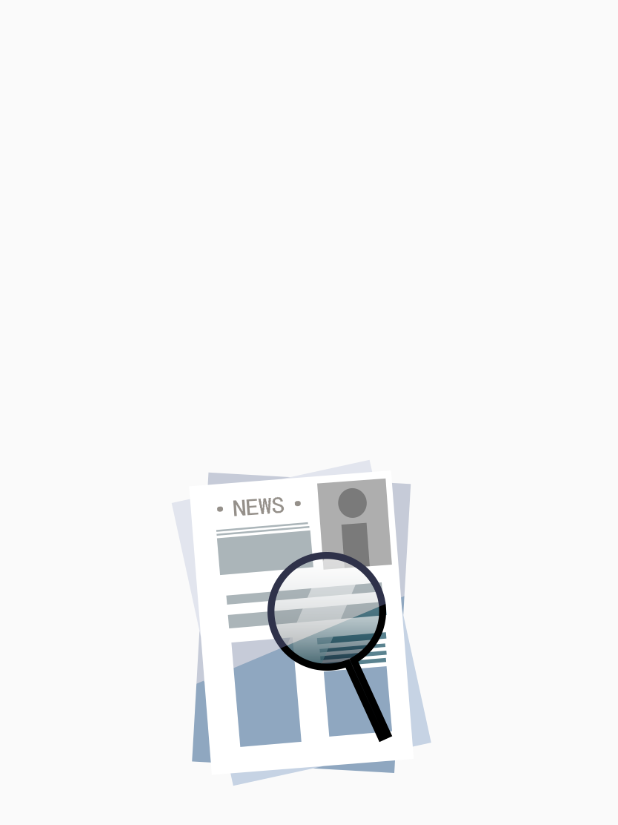
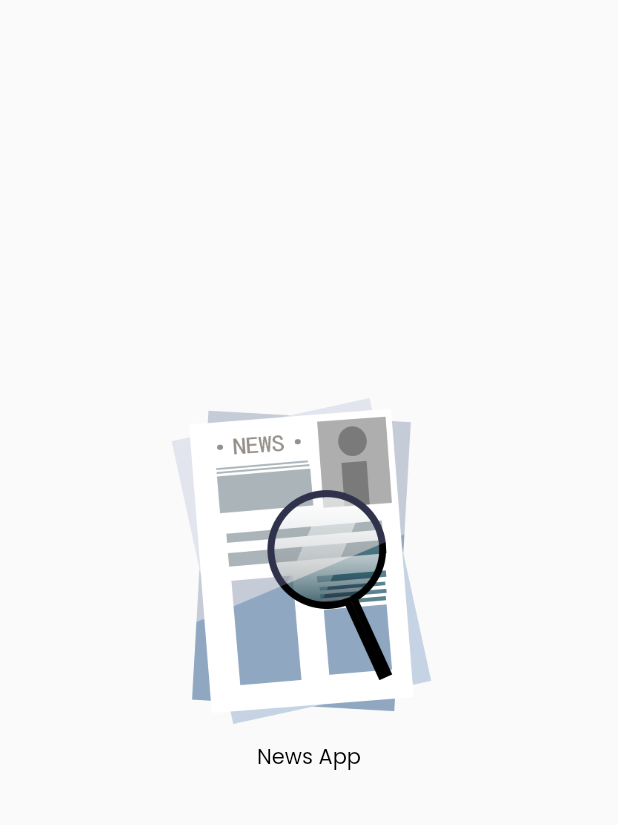
Before and after one commit to AkshayPathak01/Flutter-News-App, a Flutter app: the SplashScreen screen opened directly, on a phone screen of 412 x 824 dp. Shown: the top 825 px of the screen. Run offline on Flutter 3.47's test engine with Material 2 defaults, Android fonts, the phone set to English and light mode, and no system bars; our stand-ins replace equatable, flutter_bloc, google_fonts; missing offline and left inert: flutter_web_browser; network calls fail.

Commit message:
Edit splash screen

```diff
--- a/lib/views/splash_screen.dart
+++ b/lib/views/splash_screen.dart
@@ -27,11 +27,27 @@ class _SplashScreenState extends State<SplashScreen> {
     return Scaffold(
         body: Center(
             child: Container(
-      width: width * 0.6,
-      height: width * 0.6,
-      child: Image.asset(
-        "assets/news.png",
-        fit: BoxFit.contain,
+               width: width * 0.8,
+            height: width * 0.8,
+
+      child: Column(
+        children: [
+          Container(
+            width: width * 0.6,
+            height: width * 0.6,
+            child: Image.asset(
+              "assets/news.png",
+              fit: BoxFit.contain,
+            ),
+          ),
+          Text(
+            "News App",
+            style: TextStyle(
+              color: Colors.black,
+              fontSize: 14,
+            ),
+          )
+        ],
       ),
     )));
   }
```
Also changed, not shown: lib/views/home_screen.dart (+48 -4 lines).
